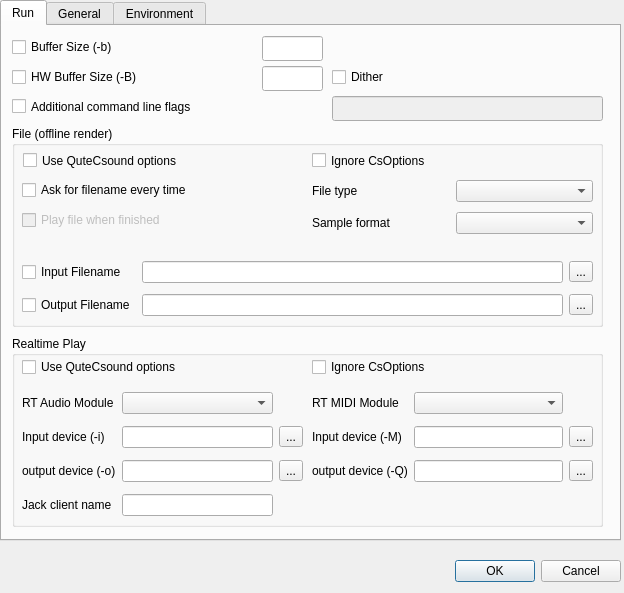
CsoundQt/CsoundQt, file src/configdialog.ui: the form before one commit.
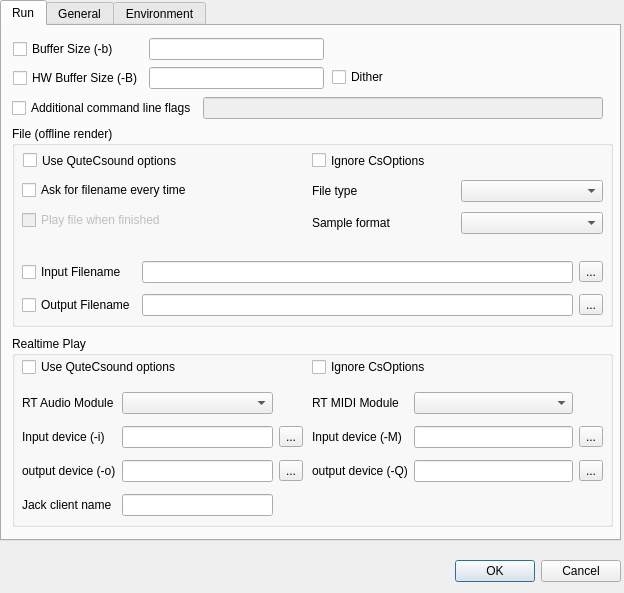
The form after the commit.

What changed in the file:
```diff
--- a/src/configdialog.ui
+++ b/src/configdialog.ui
@@ -79,7 +79,7 @@
       <rect>
        <x>10</x>
        <y>100</y>
-       <width>591</width>
+       <width>601</width>
        <height>201</height>
       </rect>
      </property>
@@ -94,7 +94,7 @@
        <rect>
         <x>10</x>
         <y>130</y>
-        <width>571</width>
+        <width>581</width>
         <height>66</height>
        </rect>
       </property>
@@ -166,7 +166,7 @@
        <rect>
         <x>300</x>
         <y>50</y>
-        <width>281</width>
+        <width>291</width>
         <height>64</height>
        </rect>
       </property>
@@ -198,7 +198,7 @@
        <rect>
         <x>10</x>
         <y>50</y>
-        <width>251</width>
+        <width>281</width>
         <height>58</height>
        </rect>
       </property>
@@ -228,7 +228,7 @@
       <rect>
        <x>10</x>
        <y>310</y>
-       <width>591</width>
+       <width>601</width>
        <height>191</height>
       </rect>
      </property>
@@ -323,7 +323,7 @@
        <rect>
         <x>300</x>
         <y>50</y>
-        <width>281</width>
+        <width>291</width>
         <height>102</height>
        </rect>
       </property>
@@ -392,16 +392,6 @@
       </property>
      </widget>
     </widget>
-    <widget class="QLineEdit" name="BufferSizeLineEdit" >
-     <property name="geometry" >
-      <rect>
-       <x>260</x>
-       <y>10</y>
-       <width>61</width>
-       <height>25</height>
-      </rect>
-     </property>
-    </widget>
     <widget class="QCheckBox" name="DitherCheckBox" >
      <property name="geometry" >
       <rect>
@@ -415,67 +405,63 @@
       <string>Dither</string>
      </property>
     </widget>
+    <widget class="QWidget" name="" >
+     <property name="geometry" >
+      <rect>
+       <x>10</x>
+       <y>70</y>
+       <width>591</width>
+       <height>25</height>
+      </rect>
+     </property>
+     <layout class="QHBoxLayout" name="horizontalLayout_2" >
+      <item>
     <widget class="QCheckBox" name="AdditionalFlagsCheckBox" >
-     <property name="geometry" >
-      <rect>
-       <x>10</x>
-       <y>70</y>
-       <width>311</width>
-       <height>21</height>
-      </rect>
-     </property>
      <property name="text" >
       <string>Additional command line flags</string>
      </property>
     </widget>
+      </item>
+      <item>
     <widget class="QLineEdit" name="AdditionalFlagsLineEdit" >
      <property name="enabled" >
       <bool>false</bool>
      </property>
+       </widget>
+      </item>
+     </layout>
+    </widget>
+    <widget class="QWidget" name="" >
      <property name="geometry" >
       <rect>
-       <x>330</x>
-       <y>70</y>
-       <width>271</width>
-       <height>25</height>
+       <x>11</x>
+       <y>11</y>
+       <width>311</width>
+       <height>54</height>
       </rect>
      </property>
-    </widget>
+     <layout class="QGridLayout" name="gridLayout" >
+      <item row="0" column="0" >
     <widget class="QCheckBox" name="BufferSizeCheckBox" >
-     <property name="geometry" >
-      <rect>
-       <x>10</x>
-       <y>10</y>
-       <width>241</width>
-       <height>22</height>
-      </rect>
-     </property>
      <property name="text" >
       <string>Buffer Size (-b)</string>
      </property>
     </widget>
+      </item>
+      <item row="0" column="1" >
+       <widget class="QLineEdit" name="BufferSizeLineEdit" />
+      </item>
+      <item row="1" column="0" >
     <widget class="QCheckBox" name="HwBufferSizeCheckBox" >
-     <property name="geometry" >
-      <rect>
-       <x>10</x>
-       <y>40</y>
-       <width>241</width>
-       <height>22</height>
-      </rect>
-     </property>
      <property name="text" >
       <string>HW Buffer Size (-B)</string>
      </property>
     </widget>
-    <widget class="QLineEdit" name="HwBufferSizeLineEdit" >
-     <property name="geometry" >
-      <rect>
-       <x>260</x>
-       <y>40</y>
-       <width>61</width>
-       <height>25</height>
-      </rect>
-     </property>
+      </item>
+      <item row="1" column="1" >
+       <widget class="QLineEdit" name="HwBufferSizeLineEdit" />
+      </item>
+     </layout>
     </widget>
    </widget>
    <widget class="QWidget" name="tab" >
```
Left out of the diff: 25 changed lines with no effect on the pictures. Lines whose indentation alone changed are shown as unchanged.
